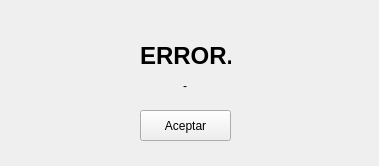
First picture: the form in UI/ErrorScreen.ui, repository KillahBlitz/whatsapp-extractor, before the edit.
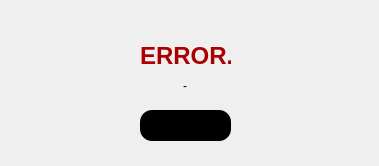
Second picture: the form after the edit.

```diff
--- a/UI/ErrorScreen.ui
+++ b/UI/ErrorScreen.ui
@@ -10,6 +10,13 @@
     <height>166</height>
    </rect>
   </property>
+  <property name="palette">
+   <palette>
+    <active/>
+    <inactive/>
+    <disabled/>
+   </palette>
+  </property>
   <property name="mouseTracking">
    <bool>false</bool>
   </property>
@@ -19,6 +26,18 @@
   <property name="windowTitle">
    <string>Form</string>
   </property>
+  <property name="styleSheet">
+   <string notr="true">QPushButton {
+	background-color:  black;
+    border-radius: 12px;  
+}
+
+
+QPushButton#btn_aceptar:hover {
+    border: 2px solid white;
+    box-shadow: 0 0 10px white;
+}</string>
+  </property>
   <widget class="QLabel" name="label_title_error">
    <property name="geometry">
     <rect>
@@ -28,6 +47,51 @@
      <height>31</height>
     </rect>
    </property>
+   <property name="palette">
+    <palette>
+     <active>
+      <colorrole role="WindowText">
+       <brush brushstyle="SolidPattern">
+        <color alpha="255">
+         <red>170</red>
+         <green>0</green>
+         <blue>0</blue>
+        </color>
+       </brush>
+      </colorrole>
+      <colorrole role="Text">
+       <brush brushstyle="SolidPattern">
+        <color alpha="255">
+         <red>0</red>
+         <green>0</green>
+         <blue>0</blue>
+        </color>
+       </brush>
+      </colorrole>
+     </active>
+     <inactive>
+      <colorrole role="WindowText">
+       <brush brushstyle="SolidPattern">
+        <color alpha="255">
+         <red>170</red>
+         <green>0</green>
+         <blue>0</blue>
+        </color>
+       </brush>
+      </colorrole>
+      <colorrole role="Text">
+       <brush brushstyle="SolidPattern">
+        <color alpha="255">
+         <red>0</red>
+         <green>0</green>
+         <blue>0</blue>
+        </color>
+       </brush>
+      </colorrole>
+     </inactive>
+     <disabled/>
+    </palette>
+   </property>
    <property name="font">
     <font>
      <family>SansSerif</family>
@@ -81,6 +145,97 @@
      <height>31</height>
     </rect>
    </property>
+   <property name="palette">
+    <palette>
+     <active>
+      <colorrole role="Button">
+       <brush brushstyle="SolidPattern">
+        <color alpha="255">
+         <red>0</red>
+         <green>0</green>
+         <blue>0</blue>
+        </color>
+       </brush>
+      </colorrole>
+      <colorrole role="Base">
+       <brush brushstyle="SolidPattern">
+        <color alpha="255">
+         <red>0</red>
+         <green>0</green>
+         <blue>0</blue>
+        </color>
+       </brush>
+      </colorrole>
+      <colorrole role="Window">
+       <brush brushstyle="SolidPattern">
+        <color alpha="255">
+         <red>0</red>
+         <green>0</green>
+         <blue>0</blue>
+        </color>
+       </brush>
+      </colorrole>
+     </active>
+     <inactive>
+      <colorrole role="Button">
+       <brush brushstyle="SolidPattern">
+        <color alpha="255">
+         <red>0</red>
+         <green>0</green>
+         <blue>0</blue>
+        </color>
+       </brush>
+      </colorrole>
+      <colorrole role="Base">
+       <brush brushstyle="SolidPattern">
+        <color alpha="255">
+         <red>0</red>
+         <green>0</green>
+         <blue>0</blue>
+        </color>
+       </brush>
+      </colorrole>
+      <colorrole role="Window">
+       <brush brushstyle="SolidPattern">
+        <color alpha="255">
+         <red>0</red>
+         <green>0</green>
+         <blue>0</blue>
+        </color>
+       </brush>
+      </colorrole>
+     </inactive>
+     <disabled>
+      <colorrole role="Button">
+       <brush brushstyle="SolidPattern">
+        <color alpha="255">
+         <red>0</red>
+         <green>0</green>
+         <blue>0</blue>
+        </color>
+       </brush>
+      </colorrole>
+      <colorrole role="Base">
+       <brush brushstyle="SolidPattern">
+        <color alpha="255">
+         <red>0</red>
+         <green>0</green>
+         <blue>0</blue>
+        </color>
+       </brush>
+      </colorrole>
+      <colorrole role="Window">
+       <brush brushstyle="SolidPattern">
+        <color alpha="255">
+         <red>0</red>
+         <green>0</green>
+         <blue>0</blue>
+        </color>
+       </brush>
+      </colorrole>
+     </disabled>
+    </palette>
+   </property>
    <property name="font">
     <font>
      <family>SansSerif</family>
```
